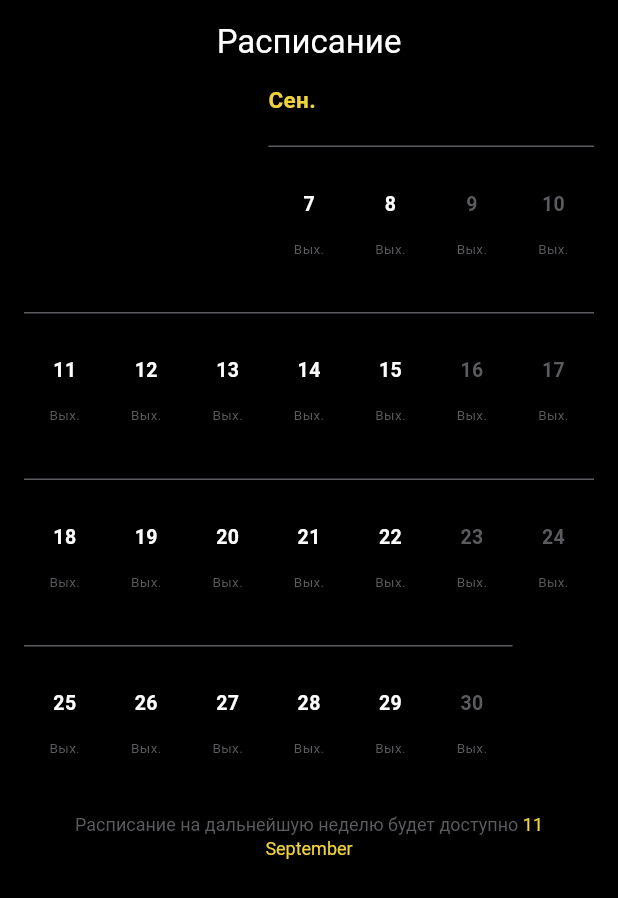
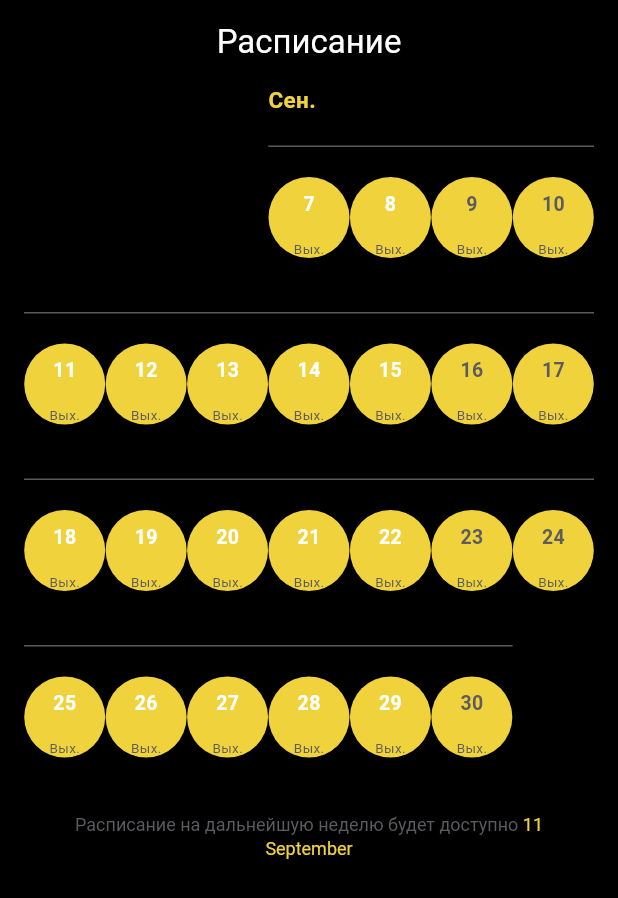
Before and after one commit to eternalforgotten/scheduled_calendar, a Flutter app: the screen it shows after launch, on a phone screen of 412 x 824 dp. Shown: the top 898 px of the screen. Run offline on Flutter 3.47's test engine with Material 2 defaults, Android fonts, the phone set to English and light mode, and no system bars; our stand-ins replace flutter_mobx, infinite_scroll_pagination, mobx; generated files the repository leaves out were written again.

Commit message:
day style names fixed

```diff
--- a/scheduled_calendar/lib/utils/styles.dart
+++ b/scheduled_calendar/lib/utils/styles.dart
@@ -16,35 +16,36 @@ class ScheduledCalendarDayStyle {
   /// Inscription under the work day
   final String? workDayInscription;
 
-  /// Text style of the holiday
+  /// Text style of the day off
   final TextStyle dayOffTextStyle;
 
-  /// Inscription under the holiday
+  /// Inscription under the day off
   final String? dayOffInscription;
 
-  /// Text style of the focused, pressed day
+  /// Text style of the focused, active day
   final TextStyle focusedDayTextStyle;
 
-  /// Background decoration if the focused day
+  /// Background decoration of the focused, active day
   final Decoration focusedDayDecoration;
 
-  /// Background decoration if the performer's work day
+  /// Background decoration of the performer's work day,
+  /// when he is active
   final Decoration performerWorkDayDecoration;
 
   /// Inscription under the performer's work day
   final String performerWorkDayInscription;
 
-  /// Text style of the days in selection mode
-  final TextStyle selectionModeTextStyle;
+  /// Text style of the inactive days in selection mode
+  final TextStyle selectionModeInactiveTextStyle;
 
-  /// Background decoration of days in selection mode
-  final Decoration selectionModeDecoration;
+  /// Background decoration of inactive days in selection mode
+  final Decoration selectionModeInactiveDecoration;
 
-  /// Text style of the selected day
-  final TextStyle selectedDayTextStyle;
+  /// Text style of the active days in selection mode
+  final TextStyle selectionModeActiveTextStyle;
 
-  /// Background decoration of the selected day
-  final Decoration selectedDayDecoration;
+  /// Background decoration of the active days in selection mode
+  final Decoration selectionModeActiveDecoration;
 
   const ScheduledCalendarDayStyle({
     this.padding = const EdgeInsets.all(8),
@@ -78,21 +79,29 @@ class ScheduledCalendarDayStyle {
       shape: BoxShape.circle,
     ),
     this.performerWorkDayInscription = '3 окна',
-    this.selectionModeTextStyle = const TextStyle(
+    this.selectionModeInactiveTextStyle = const TextStyle(
+      fontSize: 13,
+      fontWeight: FontWeight.w700,
+      color: Colors.white,
+    ),
+    this.selectionModeInactiveDecoration = const BoxDecoration(
+      border: Border.fromBorderSide(
+        BorderSide(
+          width: 1,
+          color: Color(0xFFEFD23C),
+        ),
+      ),
+      shape: BoxShape.circle,
+    ),
+    this.selectionModeActiveTextStyle = const TextStyle(
       fontSize: 13,
       fontWeight: FontWeight.w700,
       color: Colors.black,
     ),
-    this.selectionModeDecoration = const BoxDecoration(
+    this.selectionModeActiveDecoration = const BoxDecoration(
       color: Color(0xFFEFD23C),
       shape: BoxShape.circle,
     ),
-    this.selectedDayTextStyle = const TextStyle(
-      fontSize: 13,
-      fontWeight: FontWeight.w700,
-      color: Color(0xFFEFD23C),
-    ),
-    this.selectedDayDecoration = const BoxDecoration(),
   });
 }
 
--- a/scheduled_calendar/lib/widgets/day_view.dart
+++ b/scheduled_calendar/lib/widgets/day_view.dart
@@ -31,7 +31,7 @@ class DayView extends StatelessWidget {
     return GestureDetector(
       onTap: () => onPressed?.call(day),
       child: Container(
-        decoration: style.selectedDayDecoration,
+        decoration: style.selectionModeActiveDecoration,
         child: Column(
           children: [
             Container(
```
